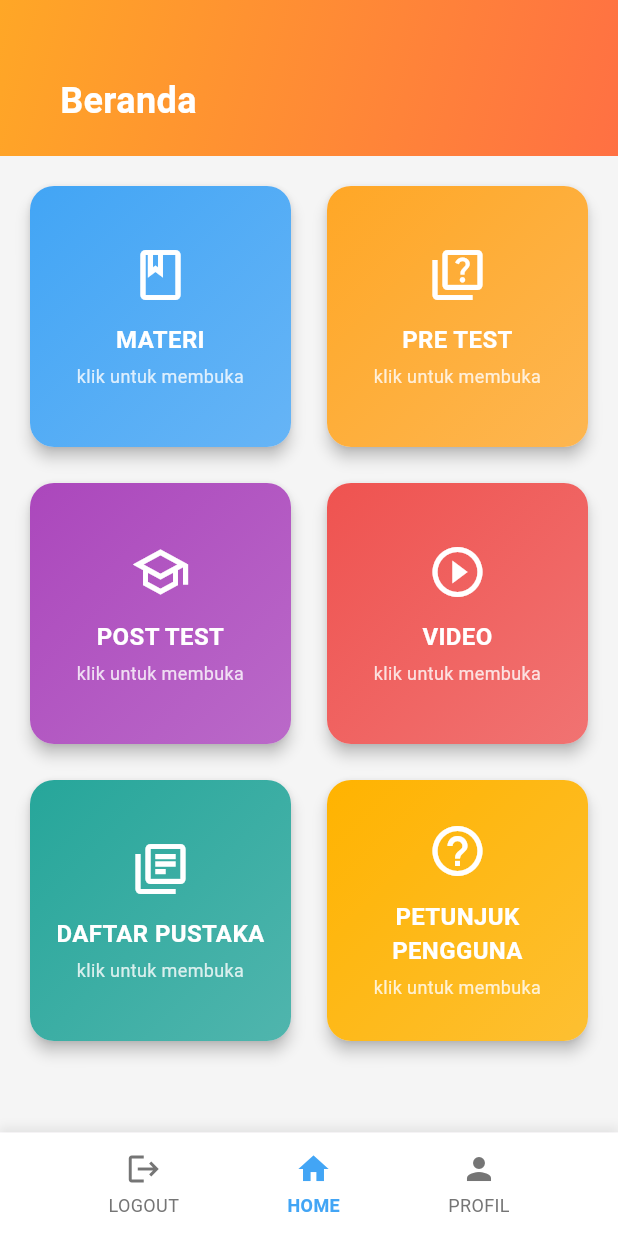
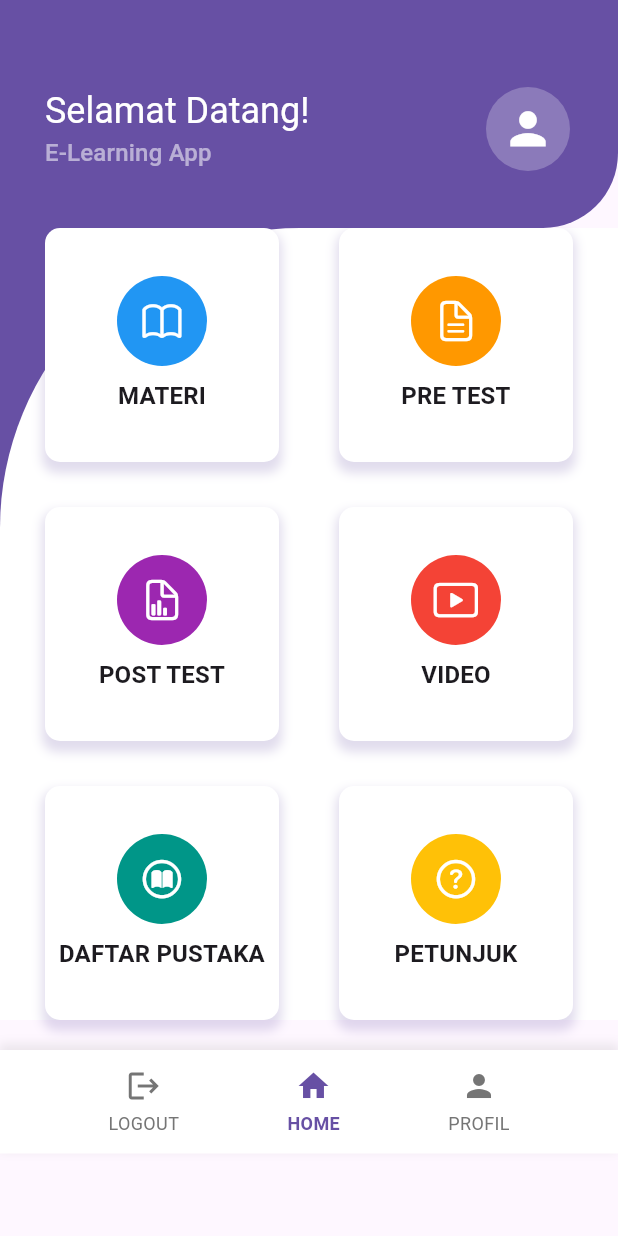
Before and after one commit to refyangigas/Aplikasi_e-learning, a Flutter app: the HomeScreen screen opened directly, on a phone screen of 412 x 824 dp. Run offline on Flutter 3.47's test engine with Material 3 defaults, Android fonts, the phone set to English and light mode, and no system bars.

Commit message:
re-design

```diff
--- a/lib/auth/register_screen.dart
+++ b/lib/auth/register_screen.dart
@@ -39,6 +39,15 @@ class _RegisterScreenState extends State<RegisterScreen> {
                   fontSize: 24,
                   fontWeight: FontWeight.bold,
                 ),
+              ),
+              const SizedBox(height: 30),
+
+              // Register illustration
+              Image.asset(
+                'assets/images/Nerd-amico.png', // Add this image to your assets
+                height: 200,
+                width: double.infinity,
+                fit: BoxFit.contain,
               ),
               const SizedBox(height: 30),
 
--- a/lib/home_screen.dart
+++ b/lib/home_screen.dart
@@ -1,11 +1,12 @@
+import 'package:flutter/material.dart';
+import 'package:flutter/cupertino.dart';
+import 'package:aplikasi_elearning/menu_materi.dart';
+import 'package:aplikasi_elearning/auth/login_screen.dart';
+import 'package:aplikasi_elearning/pre_test.dart';
+import 'package:aplikasi_elearning/post_test.dart';
+import 'package:aplikasi_elearning/video_page.dart';
 import 'package:aplikasi_elearning/daftar_pustaka.dart';
 import 'package:aplikasi_elearning/petunjuk_pengguna.dart';
-import 'package:aplikasi_elearning/pre_test.dart';
-import 'package:aplikasi_elearning/video_page.dart';
-import 'package:flutter/material.dart';
-import 'package:aplikasi_elearning/menu_materi.dart';
-import 'package:aplikasi_elearning/auth/login_screen.dart';
-import 'package:aplikasi_elearning/post_test.dart'; // Pastikan import ini sesuai
 
 class HomeScreen extends StatefulWidget {
   const HomeScreen({Key? key}) : super(key: key);
@@ -15,144 +16,198 @@ class HomeScreen extends StatefulWidget {
 }
 
 class _HomeScreenState extends State<HomeScreen> {
-  int _selectedIndex = 1; // Default ke home (index 1)
-
-  // Halaman untuk Profile
-  Widget _buildProfilePage() {
-    return const Center(
-      child: Text('Profile Page'), // Ganti dengan konten profile Anda
-    );
-  }
+  int _selectedIndex = 1;
 
   @override
   Widget build(BuildContext context) {
     return Scaffold(
-      body: _selectedIndex == 1
-          ? _buildMainContent() // Tampilkan konten utama untuk home
-          : _buildProfilePage(), // Tampilkan halaman profile
+      body: _selectedIndex == 1 ? _buildMainContent() : _buildProfilePage(),
+    );
+  }
+
+  Widget _buildProfilePage() {
+    return const Center(
+      child: Text('Profile Page'),
     );
   }
 
   Widget _buildMainContent() {
-    return Column(
+    return ListView(
+      padding: EdgeInsets.zero,
       children: [
-        // Custom App Bar with gradient
-        Container(
-          padding:
-              const EdgeInsets.only(top: 50, left: 24, right: 24, bottom: 20),
-          decoration: const BoxDecoration(
-            gradient: LinearGradient(
-              colors: [Color(0xFFFFA726), Color(0xFFFF7043)],
-              begin: Alignment.topLeft,
-              end: Alignment.bottomRight,
+        _buildHeader(),
+        _buildGridMenu(),
+        const SizedBox(height: 20),
+        _buildBottomNavBar(),
+      ],
+    );
+  }
+
+  Widget _buildHeader() {
+    return Container(
+      decoration: BoxDecoration(
+        color: Theme.of(context).primaryColor,
+        borderRadius: const BorderRadius.only(
+          bottomRight: Radius.circular(50),
         ),
       ),
-          child: const Row(
+      child: Column(
         children: [
-              SizedBox(width: 16),
-              Text(
-                'Beranda',
-                style: TextStyle(
+          const SizedBox(height: 50),
+          ListTile(
+            contentPadding: const EdgeInsets.symmetric(horizontal: 30),
+            title: Text(
+              'Selamat Datang!',
+              style: Theme.of(context)
+                  .textTheme
+                  .headlineSmall
+                  ?.copyWith(color: Colors.white),
+            ),
+            subtitle: Text(
+              'E-Learning App',
+              style: Theme.of(context)
+                  .textTheme
+                  .titleMedium
+                  ?.copyWith(color: Colors.white54),
+            ),
+            trailing: const CircleAvatar(
+              radius: 30,
+              backgroundColor: Colors.white24,
+              child: Icon(
+                Icons.person,
                 color: Colors.white,
-                  fontSize: 24,
-                  fontWeight: FontWeight.bold,
+                size: 35,
+              ),
+            ),
+          ),
+          const SizedBox(height: 30)
+        ],
+      ),
+    );
+  }
+
+  Widget _buildGridMenu() {
+    return Container(
+      color: Theme.of(context).primaryColor,
+      child: Container(
+        padding: const EdgeInsets.symmetric(horizontal: 30),
+        decoration: const BoxDecoration(
+          color: Colors.white,
+          borderRadius: BorderRadius.only(
+            topLeft: Radius.circular(200),
+          ),
+        ),
+        child: GridView.count(
+          shrinkWrap: true,
+          physics: const NeverScrollableScrollPhysics(),
+          crossAxisCount: 2,
+          crossAxisSpacing: 40,
+          mainAxisSpacing: 30,
+          children: [
+            _buildMenuItem(
+              'Materi',
+              CupertinoIcons.book,
+              Colors.blue,
+              () => Navigator.push(
+                context,
+                MaterialPageRoute(builder: (context) => MenuMateri()),
+              ),
+            ),
+            _buildMenuItem(
+              'Pre Test',
+              CupertinoIcons.doc_text,
+              Colors.orange,
+              () => Navigator.push(
+                context,
+                MaterialPageRoute(builder: (context) => PreTest()),
+              ),
+            ),
+            _buildMenuItem(
+              'Post Test',
+              CupertinoIcons.doc_chart,
+              Colors.purple,
+              () => Navigator.push(
+                context,
+                MaterialPageRoute(builder: (context) => PostTest()),
+              ),
+            ),
+            _buildMenuItem(
+              'Video',
+              CupertinoIcons.play_rectangle,
+              Colors.red,
+              () => Navigator.push(
+                context,
+                MaterialPageRoute(builder: (context) => VideoPage()),
+              ),
+            ),
+            _buildMenuItem(
+              'Daftar Pustaka',
+              CupertinoIcons.book_circle,
+              Colors.teal,
+              () => Navigator.push(
+                context,
+                MaterialPageRoute(builder: (context) => DaftarPustaka()),
+              ),
+            ),
+            _buildMenuItem(
+              'Petunjuk',
+              CupertinoIcons.question_circle,
+              Colors.amber,
+              () => Navigator.push(
+                context,
+                MaterialPageRoute(builder: (context) => PetunjukPengguna()),
               ),
             ),
           ],
         ),
       ),
-        // Grid Menu
-        Expanded(
+    );
+  }
+
+  Widget _buildMenuItem(
+      String title, IconData iconData, Color background, VoidCallback onTap) {
+    return InkWell(
+      onTap: onTap,
       child: Container(
-            padding: const EdgeInsets.all(16),
         decoration: BoxDecoration(
-              color: Colors.grey[100],
+          color: Colors.white,
+          borderRadius: BorderRadius.circular(10),
+          boxShadow: [
+            BoxShadow(
+              offset: const Offset(0, 5),
+              color: Theme.of(context).primaryColor.withOpacity(.2),
+              spreadRadius: 2,
+              blurRadius: 5,
+            )
+          ],
         ),
-            child: GridView.count(
-              crossAxisCount: 2,
-              mainAxisSpacing: 16,
-              crossAxisSpacing: 16,
+        child: Column(
+          mainAxisAlignment: MainAxisAlignment.center,
           children: [
-                _buildMenuCard(
-                  title: 'MATERI',
-                  subtitle: 'klik untuk membuka',
-                  icon: Icons.book_outlined,
-                  color: Colors.blue[400]!,
-                  onTap: () {
-                    Navigator.push(
-                      context,
-                      MaterialPageRoute(builder: (context) => MenuMateri()),
-                    );
-                  },
+            Container(
+              padding: const EdgeInsets.all(15),
+              decoration: BoxDecoration(
+                color: background,
+                shape: BoxShape.circle,
               ),
-                _buildMenuCard(
-                  title: 'PRE TEST',
-                  subtitle: 'klik untuk membuka',
-                  icon: Icons.quiz_outlined,
-                  color: Colors.orange[400]!,
-                  onTap: () {
-                    Navigator.push(
-                      context,
-                      MaterialPageRoute(builder: (context) => PreTest()),
-                    );
-                  },
+              child: Icon(iconData, color: Colors.white, size: 30),
             ),
-                _buildMenuCard(
-                  title: 'POST TEST',
-                  subtitle: 'klik untuk membuka',
-                  icon: Icons.school_outlined,
-                  color: Colors.purple[400]!,
-                  onTap: () {
-                    Navigator.push(
-                      context,
-                      MaterialPageRoute(builder: (context) => PostTest()),
-                    );
-                  },
+            const SizedBox(height: 8),
+            Text(
+              title.toUpperCase(),
+              style: Theme.of(context).textTheme.titleMedium?.copyWith(
+                    fontWeight: FontWeight.bold,
                   ),
-                _buildMenuCard(
-                  title: 'VIDEO',
-                  subtitle: 'klik untuk membuka',
-                  icon: Icons.play_circle_outline,
-                  color: Colors.red[400]!,
-                  onTap: () {
-                    Navigator.push(
-                      context,
-                      MaterialPageRoute(builder: (context) => VideoPage()),
-                    );
-                  },
-                ),
-                _buildMenuCard(
-                  title: 'DAFTAR PUSTAKA',
-                  subtitle: 'klik untuk membuka',
-                  icon: Icons.library_books_outlined,
-                  color: Colors.teal[400]!,
-                  onTap: () {
-                    Navigator.push(
-                      context,
-                      MaterialPageRoute(builder: (context) => DaftarPustaka()),
-                    );
-                  },
-                ),
-                _buildMenuCard(
-                  title: 'PETUNJUK PENGGUNA',
-                  subtitle: 'klik untuk membuka',
-                  icon: Icons.help_outline,
-                  color: Colors.amber[600]!,
-                  onTap: () {
-                    Navigator.push(
-                      context,
-                      MaterialPageRoute(
-                          builder: (context) => PetunjukPengguna()),
-                    );
-                  },
+              textAlign: TextAlign.center,
             ),
           ],
         ),
       ),
-        ),
+    );
+  }
 
-        // Bottom Navigation Bar
-        Container(
+  Widget _buildBottomNavBar() {
+    return Container(
       padding: const EdgeInsets.symmetric(vertical: 12),
       decoration: BoxDecoration(
         color: Colors.white,
@@ -171,8 +226,59 @@ class _HomeScreenState extends State<HomeScreen> {
           _buildNavItem(
             icon: Icons.logout,
             label: 'LOGOUT',
-                onTap: () {
-                  // Show logout confirmation dialog
+            onTap: () => _showLogoutDialog(),
+            isSelected: false,
+          ),
+          _buildNavItem(
+            icon: Icons.home,
+            label: 'HOME',
+            onTap: () => setState(() => _selectedIndex = 1),
+            isSelected: _selectedIndex == 1,
+          ),
+          _buildNavItem(
+            icon: Icons.person,
+            label: 'PROFIL',
+            onTap: () => setState(() => _selectedIndex = 2),
+            isSelected: _selectedIndex == 2,
+          ),
+        ],
+      ),
+    );
+  }
+
+  Widget _buildNavItem({
+    required IconData icon,
+    required String label,
+    required VoidCallback onTap,
+    required bool isSelected,
+  }) {
+    return GestureDetector(
+      onTap: onTap,
+      child: Column(
+        mainAxisSize: MainAxisSize.min,
+        children: [
+          Icon(
+            icon,
+            color:
+                isSelected ? Theme.of(context).primaryColor : Colors.grey[600],
+          ),
+          const SizedBox(height: 4),
+          Text(
+            label,
+            style: TextStyle(
+              color: isSelected
+                  ? Theme.of(context).primaryColor
+                  : Colors.grey[600],
+              fontSize: 12,
+              fontWeight: isSelected ? FontWeight.w600 : FontWeight.normal,
+            ),
+          ),
+        ],
+      ),
+    );
+  }
+
+  void _showLogoutDialog() {
     showDialog(
       context: context,
       builder: (BuildContext context) {
@@ -188,8 +294,7 @@ class _HomeScreenState extends State<HomeScreen> {
               onPressed: () {
                 Navigator.pushAndRemoveUntil(
                   context,
-                                MaterialPageRoute(
-                                    builder: (context) => const LoginScreen()),
+                  MaterialPageRoute(builder: (context) => const LoginScreen()),
                   (route) => false,
                 );
               },
@@ -199,115 +304,5 @@ class _HomeScreenState extends State<HomeScreen> {
         );
       },
     );
-                },
-                isSelected: false,
-              ),
-              _buildNavItem(
-                icon: Icons.home,
-                label: 'HOME',
-                onTap: () {
-                  setState(() {
-                    _selectedIndex = 1;
-                  });
-                },
-                isSelected: _selectedIndex == 1,
-              ),
-              _buildNavItem(
-                icon: Icons.person,
-                label: 'PROFIL',
-                onTap: () {
-                  setState(() {
-                    _selectedIndex = 2;
-                  });
-                },
-                isSelected: _selectedIndex == 2,
-              ),
-            ],
-          ),
-        ),
-      ],
-    );
-  }
-
-  Widget _buildMenuCard({
-    required String title,
-    required String subtitle,
-    required IconData icon,
-    required Color color,
-    required VoidCallback onTap,
-  }) {
-    return Card(
-      elevation: 4,
-      shape: RoundedRectangleBorder(borderRadius: BorderRadius.circular(16)),
-      child: InkWell(
-        onTap: onTap,
-        borderRadius: BorderRadius.circular(16),
-        child: Container(
-          padding: const EdgeInsets.all(16),
-          decoration: BoxDecoration(
-            borderRadius: BorderRadius.circular(16),
-            gradient: LinearGradient(
-              colors: [color, color.withOpacity(0.8)],
-              begin: Alignment.topLeft,
-              end: Alignment.bottomRight,
-            ),
-          ),
-          child: Column(
-            mainAxisAlignment: MainAxisAlignment.center,
-            children: [
-              Icon(icon, size: 40, color: Colors.white),
-              const SizedBox(height: 12),
-              Text(
-                title,
-                textAlign: TextAlign.center,
-                style: const TextStyle(
-                  color: Colors.white,
-                  fontSize: 16,
-                  fontWeight: FontWeight.bold,
-                ),
-              ),
-              const SizedBox(height: 4),
-              Text(
-                subtitle,
-                textAlign: TextAlign.center,
-                style: TextStyle(
-                  color: Colors.white.withOpacity(0.8),
-                  fontSize: 12,
-                ),
-              ),
-            ],
-          ),
-        ),
-      ),
-    );
-  }
-
-  Widget _buildNavItem({
-    required IconData icon,
-    required String label,
-    required VoidCallback onTap,
-    bool isSelected = false,
-  }) {
-    return GestureDetector(
-      onTap: onTap,
-      child: Column(
-        mainAxisSize: MainAxisSize.min,
-        children: [
-          Icon(
-            icon,
-            color: isSelected ? Colors.blue[400] : Colors.grey[600],
-          ),
-          const SizedBox(height: 4),
-          Text(
-            label,
-            style: TextStyle(
-              color: isSelected ? Colors.blue[400] : Colors.grey[600],
-              fontSize: 12,
-              fontWeight: isSelected ? FontWeight.w600 : FontWeight.normal,
-            ),
-          ),
-        ],
-      ),
-    );
   }
 }
```
Lines whose indentation alone changed are shown as unchanged.
